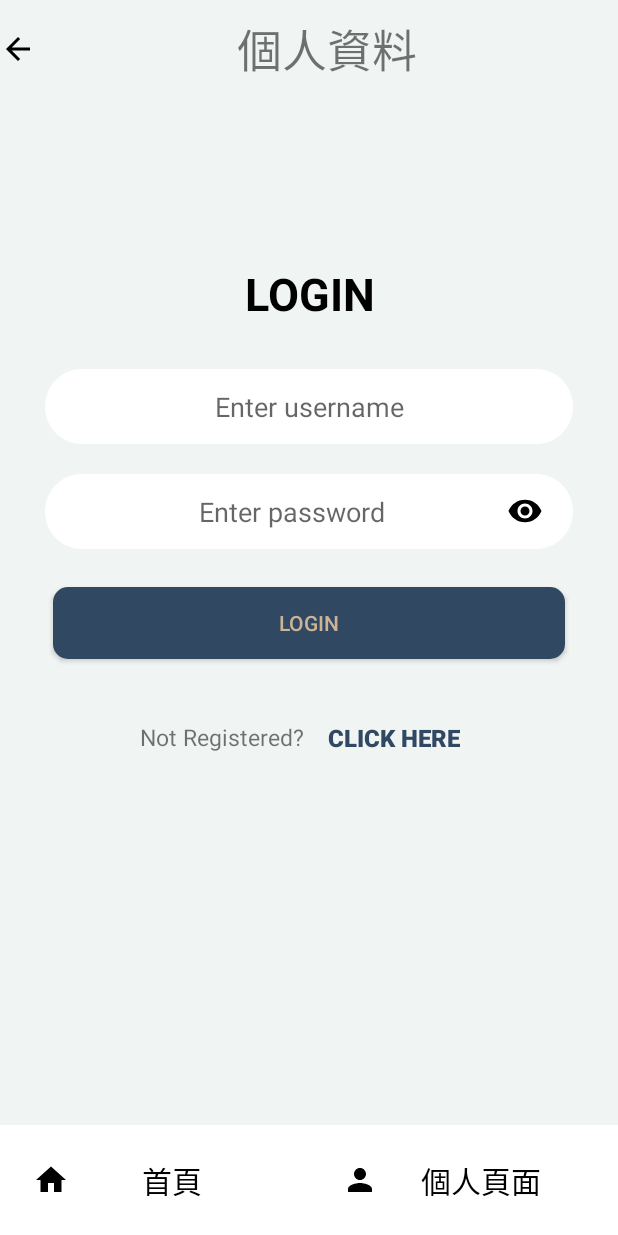
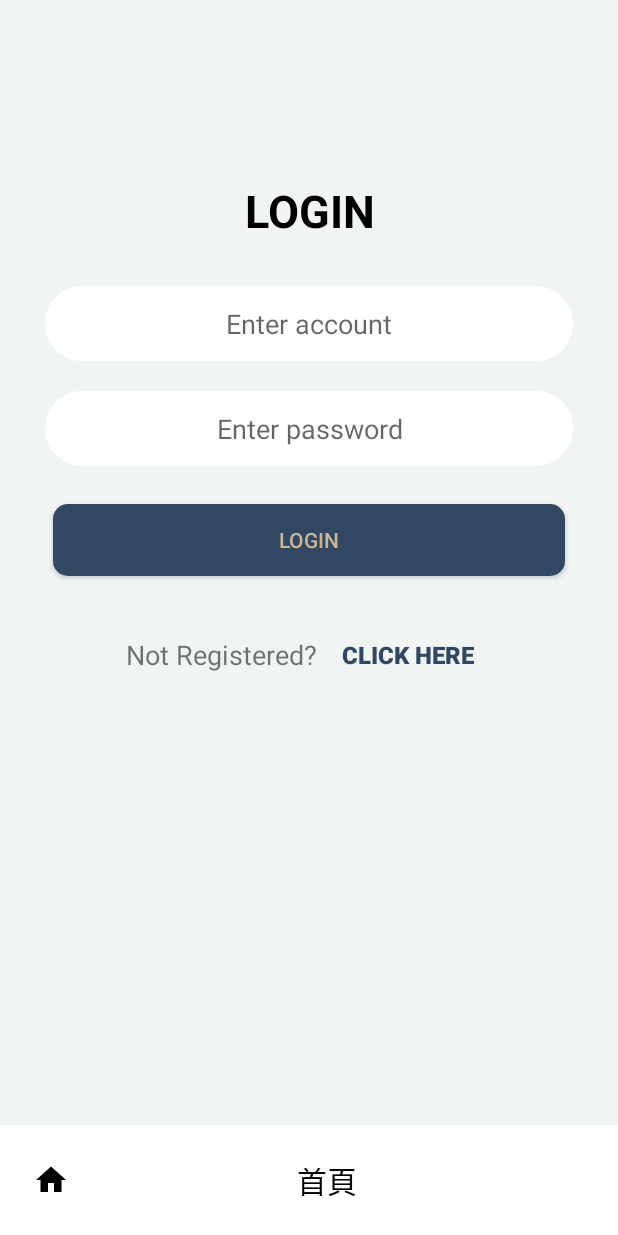
Before and after one commit to wayhong0928/android-notify, an Android app: the Login screen opened directly, with no data from a screen before it, on a phone screen of 412 x 824 dp. Run offline under Robolectric (Android 15) with nearby library versions, the phone set to English and light mode, and no system bars.

Commit message:
使用sqllite完成登入功能

```diff
--- a/app/build.gradle.kts
+++ b/app/build.gradle.kts
@@ -37,18 +37,16 @@ android {
 }
 
 dependencies {
-    //implementation("com.google.code.gson:gson:2.10.1")
-    //implementation("com.squareup.okhttp3:okhttp:4.12.0")
     implementation("androidx.core:core-ktx:1.9.0")
     implementation("androidx.appcompat:appcompat:1.6.1")
     implementation("com.google.android.material:material:1.10.0")
     implementation("androidx.constraintlayout:constraintlayout:2.1.4")
     implementation("com.android.volley:volley:1.2.1")
-    implementation("com.google.firebase:firebase-auth:22.3.0")
     testImplementation("junit:junit:4.13.2")
     androidTestImplementation("androidx.test.ext:junit:1.1.5")
     androidTestImplementation("androidx.test.espresso:espresso-core:3.5.1")
     implementation("com.squareup.retrofit2:retrofit:2.9.0")
     implementation("com.squareup.retrofit2:converter-gson:2.9.0")
+    implementation(files("libs/mysql-connector-j-8.0.32/jar"))
 
 }
--- a/app/src/main/java/com/example/cycu_notification_system/Getpost.kt
+++ b/app/src/main/java/com/example/cycu_notification_system/Getpost.kt
@@ -8,7 +8,6 @@ import android.widget.ArrayAdapter
 import android.widget.Button
 import android.widget.LinearLayout
 import android.widget.ListView
-import androidx.core.content.ContextCompat.startActivity
 import okhttp3.*
 import org.json.JSONObject
 import java.io.IOException
--- a/app/src/main/java/com/example/cycu_notification_system/Login.kt
+++ b/app/src/main/java/com/example/cycu_notification_system/Login.kt
@@ -1,12 +1,106 @@
 package com.example.cycu_notification_system
 
+import SetSQL
+import android.annotation.SuppressLint
+import android.content.Intent
+import android.content.SharedPreferences
+import android.database.Cursor
+import android.database.sqlite.SQLiteDatabase
 import androidx.appcompat.app.AppCompatActivity
 import android.os.Bundle
+import android.util.Log
+import android.widget.Button
+import android.widget.EditText
+import android.widget.Toast
+import com.example.cycu_notification_system.UserSession.isLoggedIn
 
 class Login : AppCompatActivity() {
+    private lateinit var useraccount: EditText
+    private lateinit var pwd: EditText
+    private lateinit var btn_login: Button
+    private lateinit var btn_register: Button
+    private lateinit var db: SQLiteDatabase
+    private lateinit var userAccount: SharedPreferences
+    private lateinit var userName: SharedPreferences
+
     override fun onCreate(savedInstanceState: Bundle?) {
         super.onCreate(savedInstanceState)
         setContentView(R.layout.activity_login)
+        useraccount = findViewById(R.id.ed_account)
+        pwd = findViewById(R.id.pwd)
+        btn_login = findViewById(R.id.btn_login)
+        btn_register = findViewById(R.id.btn_register)
+        userAccount = getSharedPreferences("useraccount", MODE_PRIVATE)
+        userName = getSharedPreferences("username", MODE_PRIVATE)
+
+        val setSQL = SetSQL(this)
+        db = setSQL.readableDatabase
+
+        btn_login.setOnClickListener {
+            val username = useraccount.text.toString().trim()
+            val password = pwd.text.toString().trim()
+
+            // Log 登入開始
+            Log.d("LoginStatus", "登入開始")
+
+            if (validateLogin(username, password)) {
+                // 登入成功
+                Toast.makeText(this, "登入成功", Toast.LENGTH_SHORT).show()
+                isLoggedIn = true
+                // 從資料庫取得名稱
+                val name = getNameFromDatabase(username)
+
+                // 設定 SharedPreferences
+                val editorID = userAccount.edit()
+                editorID.putString("useraccount", username)
+                editorID.apply()
+
+                val editorName = userName.edit()
+                editorName.putString("username", name)
+                editorName.apply()
+
+                // Log 登入成功
+                Log.d("LoginStatus", "登入成功")
+
+                // Intent 到首頁
+                val intent = Intent(this, MainActivity::class.java)
+                startActivity(intent)
+                finish() // 結束登入頁面
+            } else {
+                // 登入失敗
+                Toast.makeText(this, "登入失敗", Toast.LENGTH_SHORT).show()
+
+                // Log 登入失敗
+                Log.d("LoginStatus", "登入失敗")
+            }
+        }
+
+        btn_register.setOnClickListener {
+            // 跳轉到註冊頁面
+            val intent = Intent(this, Register::class.java)
+            startActivity(intent)
+        }
     }
 
+    private fun validateLogin(username: String, password: String): Boolean {
+        val query = "SELECT * FROM Members WHERE Account = ? AND Password = ?"
+        val cursor: Cursor? = db.rawQuery(query, arrayOf(username, password))
+        val count = cursor?.count ?: 0
+        cursor?.close()
+        return count > 0
+    }
+
+    @SuppressLint("Range")
+    private fun getNameFromDatabase(username: String): String {
+        var name = ""
+        val query = "SELECT Username FROM Members WHERE Account = ?"
+        val cursor: Cursor? = db.rawQuery(query, arrayOf(username))
+        cursor?.use {
+            if (it.moveToFirst()) {
+                name = it.getString(it.getColumnIndex("Username"))
+            }
+        }
+        cursor?.close()
+        return name
+    }
 }
--- a/app/src/main/res/layout/activity_login.xml
+++ b/app/src/main/res/layout/activity_login.xml
@@ -1,27 +1,15 @@
 <RelativeLayout xmlns:android="http://schemas.android.com/apk/res/android"
     xmlns:app="http://schemas.android.com/apk/res-auto"
-    xmlns:tools="http://schemas.android.com/tools"
     android:layout_width="match_parent"
     android:layout_height="match_parent"
     android:background="@color/background"
     android:orientation="vertical">
-    <TextView
-        android:layout_width="match_parent"
-        android:layout_height="wrap_content"
-        android:id="@+id/title"
-        android:gravity="center"
-        android:text="個人資料"
-        android:textSize="30dp"
-        android:layout_marginTop="10dp"
-        android:layout_alignParentTop="true"
-        android:drawableLeft="@drawable/back"/>
 
     <LinearLayout
         android:layout_width="match_parent"
         android:layout_height="match_parent"
         android:orientation="vertical"
-        android:paddingTop="70dp"
-        android:layout_below="@+id/title">
+        android:paddingTop="70dp">
         <TextView
             android:id="@+id/title_login"
             android:layout_width="match_parent"
@@ -44,16 +32,17 @@
             android:paddingRight="30dp"
             android:paddingTop="30dp"
             android:orientation="horizontal">
+
             <EditText
-                android:id="@+id/name"
+                android:id="@+id/ed_account"
                 android:layout_width="match_parent"
                 android:layout_height="wrap_content"
                 android:background="@drawable/input_style"
-                android:hint="Enter username"
                 android:gravity="center"
+                android:hint="Enter account"
                 app:layout_constraintEnd_toEndOf="parent"
                 app:layout_constraintStart_toStartOf="parent"
-                app:layout_constraintTop_toBottomOf="@+id/title_login"/>
+                app:layout_constraintTop_toBottomOf="@+id/title_login" />
         </LinearLayout>
 
         <LinearLayout
@@ -71,7 +60,6 @@
                 android:hint="Enter password"
                 android:gravity="center"
                 android:inputType="textPassword"
-                android:drawableRight="@drawable/eye"
                 android:paddingRight="20dp"
                 android:paddingLeft="20dp"
                 android:longClickable="false"
@@ -111,11 +99,11 @@
                 android:layout_width="wrap_content"
                 android:layout_height="wrap_content"
                 android:text="Not Registered? "
-                android:textSize="15dp"
+                android:textSize="18dp"
                 />
             <Button
                 style="?android:attr/buttonBarButtonStyle"
-                android:id="@+id/regis_link"
+                android:id="@+id/btn_register"
                 android:layout_width="wrap_content"
                 android:layout_height="wrap_content"
                 android:text="Click here"
@@ -146,17 +134,6 @@
             android:layout_margin="10dp"
             android:layout_weight="0.5"
             android:textColor="@color/black"/>
-        <Button
-            style="?android:attr/buttonBarButtonStyle"
-            android:id="@+id/personal"
-            android:layout_width="match_parent"
-            android:layout_height="wrap_content"
-            android:text="個人頁面"
-            android:drawableLeft="@drawable/person"
-            android:textSize="20dp"
-            android:layout_margin="10dp"
-            android:layout_weight="0.5"
-            android:textColor="@color/black"/>
     </LinearLayout>
 
 
```
Also changed, not shown: app/src/main/java/com/example/cycu_notification_system/Index.kt (deleted, +0 -11 lines), app/src/main/java/com/example/cycu_notification_system/MainActivity.kt (+45 -7 lines), app/src/main/java/com/example/cycu_notification_system/SetSQL.kt (added, +91 -0 lines), app/src/main/res/layout/activity_index.xml (+0 -13 lines), app/src/main/res/layout/activity_profile.xml (+1 -14 lines), app/src/main/res/layout/activity_register.xml (+1 -24 lines), 3 other files.
